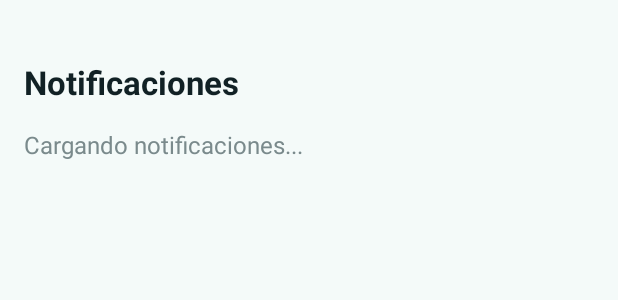
After one commit to carlosmasnahh/LibroLink, an Android app: the layout fragment_notificaciones.xml on its own in the app's theme, with its tools: preview values and no code run, on a phone screen of 412 x 824 dp. The commit adds this screen. Shown: the top 300 px of the screen. Run offline under Robolectric (Android 15) with nearby library versions, the phone set to English and light mode, and no system bars.

Commit message:
Creación de algunas notificaciones

```diff
--- a/app/src/main/AndroidManifest.xml
+++ b/app/src/main/AndroidManifest.xml
@@ -26,6 +26,10 @@
         <activity android:name=".ChatActivity"/>
         <activity android:name=".EditProfileActivity" />
 
+        <!-- 💥 AGREGAR ESTO 💥 -->
+        <activity android:name="com.example.librolink.ui.notificaciones.NotificacionesActivity"/>
+
+
         <!-- MAPS ACTIVITY -->
         <activity android:name=".MapActivity"/>
 
@@ -35,7 +39,7 @@
         <!-- Conversaciones -->
         <activity android:name=".ConversacionesActivity" />
 
-        <!-- 💥 ESTA ES LA QUE FALTABA 💥 -->
+        <!-- Publicar libro -->
         <activity android:name=".PublicarLibroActivity" />
 
         <!-- Activity inicial -->
--- /dev/null
+++ b/app/src/main/res/layout/fragment_notificaciones.xml
@@ -0,0 +1,45 @@
+<?xml version="1.0" encoding="utf-8"?>
+<LinearLayout xmlns:android="http://schemas.android.com/apk/res/android"
+    android:orientation="vertical"
+    android:layout_width="match_parent"
+    android:layout_height="match_parent"
+    android:background="#F4FAF9"
+    android:paddingTop="24dp">
+
+    <!-- Título -->
+    <TextView
+        android:id="@+id/tvTituloNotifs"
+        android:layout_width="match_parent"
+        android:layout_height="wrap_content"
+        android:text="Notificaciones"
+        android:textSize="22sp"
+        android:textStyle="bold"
+        android:padding="16dp"
+        android:textColor="#112125" />
+
+    <!-- Estado / Mensaje (vacío / "Cargando..." / "No tienes notificaciones") -->
+    <TextView
+        android:id="@+id/textEstado"
+        android:layout_width="match_parent"
+        android:layout_height="wrap_content"
+        android:text="Cargando notificaciones..."
+        android:textSize="16sp"
+        android:paddingStart="16dp"
+        android:paddingEnd="16dp"
+        android:paddingBottom="8dp"
+        android:textColor="#7A8A8C" />
+
+    <androidx.recyclerview.widget.RecyclerView
+        android:id="@+id/recyclerNotificaciones"
+        android:layout_width="match_parent"
+        android:layout_height="0dp"
+        android:layout_weight="1"
+        android:paddingStart="8dp"
+        android:paddingEnd="8dp" />
+
+    <!-- espacio para botones de navegación del teléfono -->
+    <View
+        android:layout_width="match_parent"
+        android:layout_height="20dp" />
+
+</LinearLayout>
```
Also changed, not shown: app/build.gradle.kts (+22 -4 lines), app/src/main/java/com/example/librolink/FragmentNotificaciones.kt (added, +69 -0 lines), app/src/main/java/com/example/librolink/HomeActivity.kt (+8 -1 lines), app/src/main/java/com/example/librolink/NotificacionAdapter.kt (added, +50 -0 lines), app/src/main/java/com/example/librolink/NotificacionesActivity.kt (added, +58 -0 lines), app/src/main/java/com/example/librolink/PublicarLibroActivity.kt (+34 -2 lines), app/src/main/java/com/example/librolink/data/dao/UsuarioDao.kt (+8 -0 lines), app/src/main/java/com/example/librolink/data/repository/NotificacionRepository.kt (added, +19 -0 lines), app/src/main/java/com/example/librolink/domain/NotificacionService.kt (added, +62 -0 lines), app/src/main/java/com/example/librolink/viewmodel/NotificacionViewModel.kt (added, +49 -0 lines), app/src/main/res/layout/activity_home.xml (+9 -0 lines), app/src/main/res/layout/activity_notificaciones.xml (added, +22 -0 lines), app/src/main/res/layout/item_notificacion.xml (added, +37 -0 lines), app/src/main/res/menu/home_menu.xml (line endings or trailing spaces), 1 more files.
